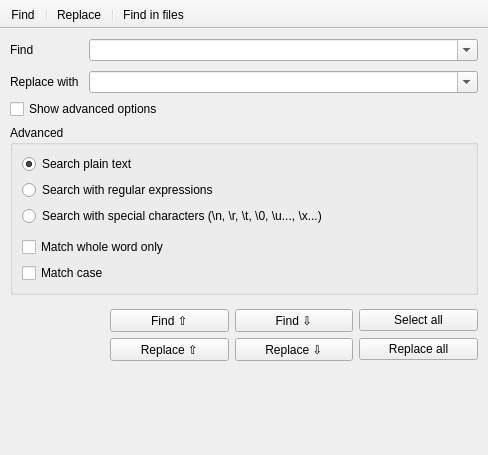
Qt form src/ui/Search/frmsearchreplace.ui (notepadqq/notepadqq) before a commit.
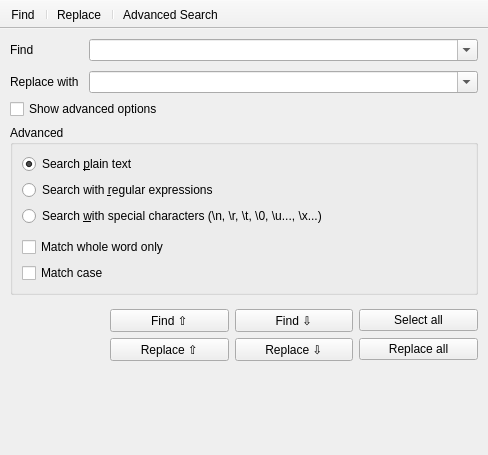
The same form after that commit. Icons and pictures are not drawn.

Commit message: Made buttons toggle instead of open the AdvSearch dock. Reset some shortcuts to what they were previously. Updated some text.

The edit to the form file:
```diff
--- a/src/ui/Search/frmsearchreplace.ui
+++ b/src/ui/Search/frmsearchreplace.ui
@@ -120,7 +120,7 @@
        <item row="0" column="0">
         <widget class="QRadioButton" name="radSearchPlainText">
          <property name="text">
-          <string>Search plain text</string>
+          <string>Search &amp;plain text</string>
          </property>
          <property name="checked">
           <bool>true</bool>
@@ -160,14 +160,14 @@
        <item row="2" column="0">
         <widget class="QRadioButton" name="radSearchWithSpecialChars">
          <property name="text">
-          <string>Search with special characters (\n, \r, \t, \0, \u..., \x...)</string>
+          <string>Search &amp;with special characters (\n, \r, \t, \0, \u..., \x...)</string>
          </property>
         </widget>
        </item>
        <item row="1" column="0">
         <widget class="QRadioButton" name="radSearchWithRegex">
          <property name="text">
-          <string>Search with regular expressions</string>
+          <string>Search with &amp;regular expressions</string>
          </property>
         </widget>
        </item>
@@ -308,7 +308,7 @@
    <addaction name="separator"/>
    <addaction name="actionReplace"/>
    <addaction name="separator"/>
-   <addaction name="actionFind_in_files"/>
+   <addaction name="actionAdvancedSearch"/>
   </widget>
   <action name="actionReplace">
    <property name="checkable">
@@ -326,12 +326,12 @@
     <string>&amp;Find</string>
    </property>
   </action>
-  <action name="actionFind_in_files">
+  <action name="actionAdvancedSearch">
    <property name="checkable">
     <bool>false</bool>
    </property>
    <property name="text">
-    <string>Find in files</string>
+    <string>Advanced Search</string>
    </property>
    <property name="toolTip">
     <string>Advanced Search</string>
```
The commit also changes 3 other files.
